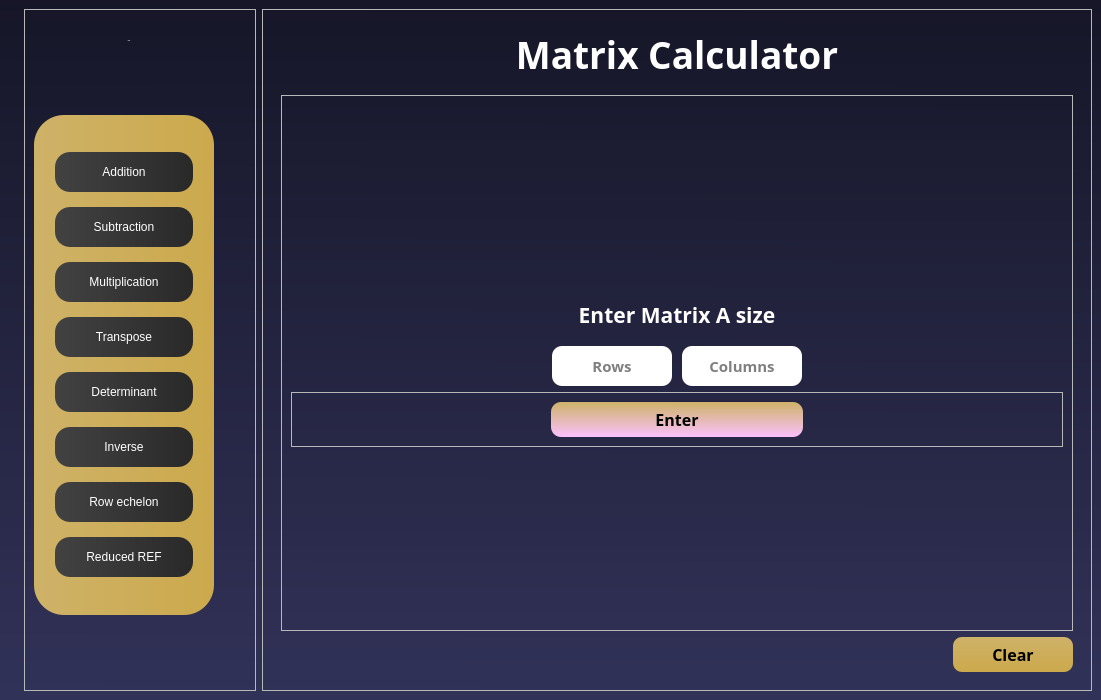
Above: qt files/matrix-calculator/matrixcalcu.ui from potakaaa/matrix-calculator before the change. Below: the same form after it.
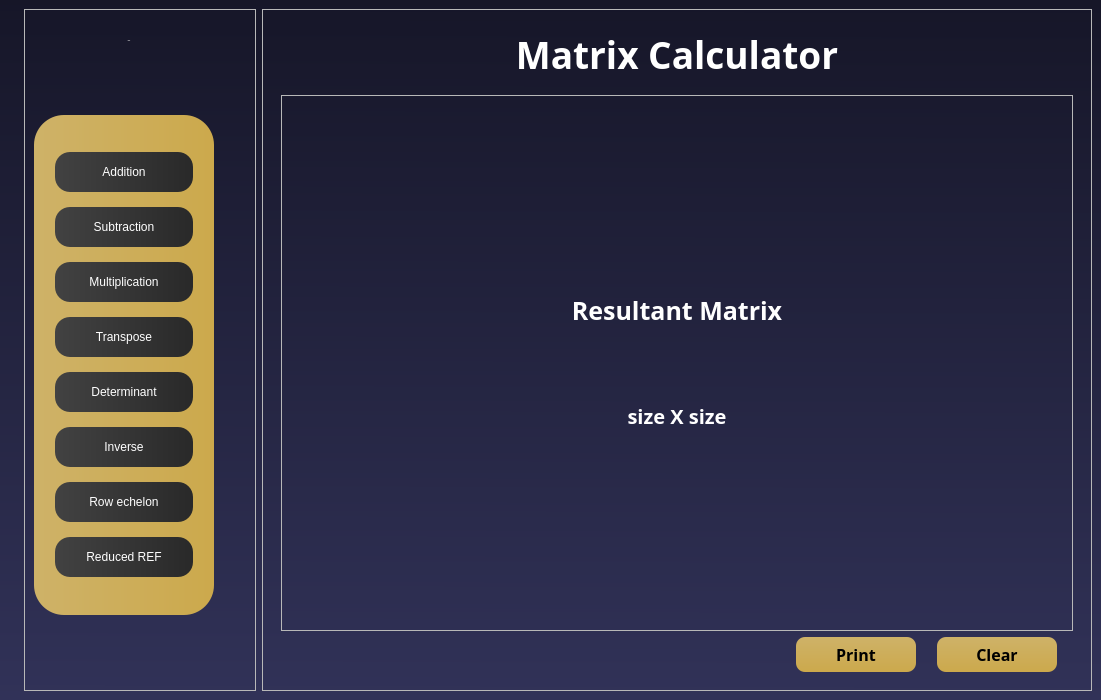
That is the form after the change. The open tabs and pages were chosen to show the change.

Commit message: Added empty matrix exception

```diff
--- a/qt files/matrix-calculator/matrixcalcu.ui
+++ b/qt files/matrix-calculator/matrixcalcu.ui
@@ -140,6 +140,21 @@
 	color: white;
 }
 
+#page_matrixResult QPushButton {
+	background-color: qlineargradient(spread:pad, x1:0.50838, y1:0, x2:0.514, y2:1, stop:0 rgba(206, 178, 104, 255), stop:1 rgba(204, 169, 76, 255));
+	color: black;
+	border-radius: 9px;
+}
+
+#ppage_matrixResult QPushButton::hover {
+	color: black;
+	background-color: qlineargradient( x1:0 y1:0, x2:1 y2:0, stop:0 #F6A5CC, stop:1 #B02E6D);
+}
+
+#page_matrixResult QLabel {
+	color: white;
+}
+
 #frame_7 QLabel {
 	color: white;
 	margin-top: 20px;
@@ -1559,7 +1574,160 @@
              </item>
             </layout>
            </widget>
-           <widget class="QWidget" name="page_enterMatrix_B"/>
+           <widget class="QWidget" name="page_matrixResult">
+            <layout class="QVBoxLayout" name="verticalLayout_24">
+             <item>
+              <layout class="QVBoxLayout" name="verticalLayout_20">
+               <item>
+                <widget class="QFrame" name="frame_11">
+                 <property name="minimumSize">
+                  <size>
+                   <width>0</width>
+                   <height>500</height>
+                  </size>
+                 </property>
+                 <property name="frameShape">
+                  <enum>QFrame::StyledPanel</enum>
+                 </property>
+                 <property name="frameShadow">
+                  <enum>QFrame::Raised</enum>
+                 </property>
+                 <layout class="QVBoxLayout" name="verticalLayout_19">
+                  <item>
+                   <layout class="QGridLayout" name="gridLayout_3">
+                    <item row="0" column="0">
+                     <widget class="QLabel" name="label_matrixResult">
+                      <property name="maximumSize">
+                       <size>
+                        <width>16777215</width>
+                        <height>100</height>
+                       </size>
+                      </property>
+                      <property name="font">
+                       <font>
+                        <family>DM Sans</family>
+                        <pointsize>19</pointsize>
+                        <bold>true</bold>
+                       </font>
+                      </property>
+                      <property name="text">
+                       <string>Resultant Matrix</string>
+                      </property>
+                      <property name="alignment">
+                       <set>Qt::AlignCenter</set>
+                      </property>
+                     </widget>
+                    </item>
+                    <item row="1" column="0">
+                     <widget class="QLabel" name="label_matrixResult_size">
+                      <property name="maximumSize">
+                       <size>
+                        <width>16777215</width>
+                        <height>100</height>
+                       </size>
+                      </property>
+                      <property name="font">
+                       <font>
+                        <family>DM Sans</family>
+                        <pointsize>15</pointsize>
+                        <bold>true</bold>
+                       </font>
+                      </property>
+                      <property name="text">
+                       <string>size X size</string>
+                      </property>
+                      <property name="alignment">
+                       <set>Qt::AlignCenter</set>
+                      </property>
+                     </widget>
+                    </item>
+                   </layout>
+                  </item>
+                 </layout>
+                </widget>
+               </item>
+               <item>
+                <layout class="QHBoxLayout" name="horizontalLayout_9">
+                 <item>
+                  <spacer name="horizontalSpacer_11">
+                   <property name="orientation">
+                    <enum>Qt::Horizontal</enum>
+                   </property>
+                   <property name="sizeType">
+                    <enum>QSizePolicy::Fixed</enum>
+                   </property>
+                   <property name="sizeHint" stdset="0">
+                    <size>
+                     <width>500</width>
+                     <height>20</height>
+                    </size>
+                   </property>
+                  </spacer>
+                 </item>
+                 <item>
+                  <widget class="QPushButton" name="pushButton_print_matrixResult">
+                   <property name="minimumSize">
+                    <size>
+                     <width>0</width>
+                     <height>35</height>
+                    </size>
+                   </property>
+                   <property name="maximumSize">
+                    <size>
+                     <width>120</width>
+                     <height>16777215</height>
+                    </size>
+                   </property>
+                   <property name="font">
+                    <font>
+                     <family>DM Sans</family>
+                     <pointsize>12</pointsize>
+                     <bold>true</bold>
+                    </font>
+                   </property>
+                   <property name="cursor">
+                    <cursorShape>PointingHandCursor</cursorShape>
+                   </property>
+                   <property name="text">
+                    <string>Print</string>
+                   </property>
+                  </widget>
+                 </item>
+                 <item>
+                  <widget class="QPushButton" name="pushButton_clear_matrixResult">
+                   <property name="minimumSize">
+                    <size>
+                     <width>0</width>
+                     <height>35</height>
+                    </size>
+                   </property>
+                   <property name="maximumSize">
+                    <size>
+                     <width>120</width>
+                     <height>16777215</height>
+                    </size>
+                   </property>
+                   <property name="font">
+                    <font>
+                     <family>DM Sans</family>
+                     <pointsize>12</pointsize>
+                     <bold>true</bold>
+                    </font>
+                   </property>
+                   <property name="cursor">
+                    <cursorShape>PointingHandCursor</cursorShape>
+                   </property>
+                   <property name="text">
+                    <string>Clear</string>
+                   </property>
+                  </widget>
+                 </item>
+                </layout>
+               </item>
+              </layout>
+             </item>
+            </layout>
+           </widget>
           </widget>
          </item>
         </layout>
```
Left out of the diff: 2 changed lines with no effect on the pictures. The commit also changes 3 other files.
